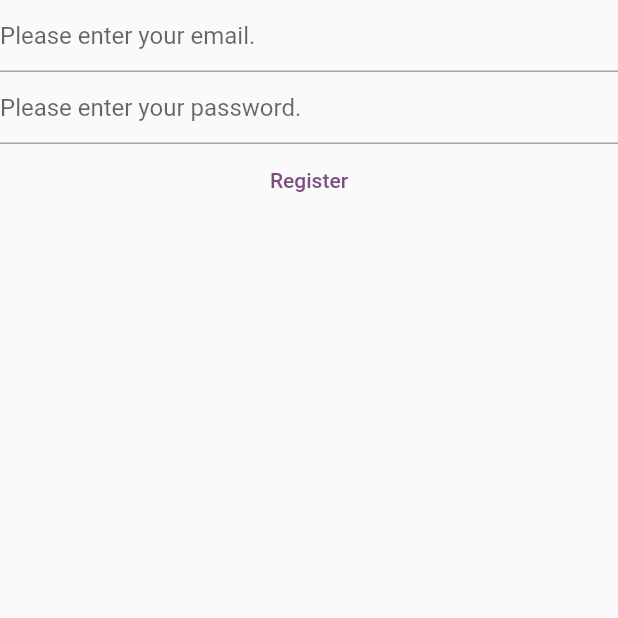
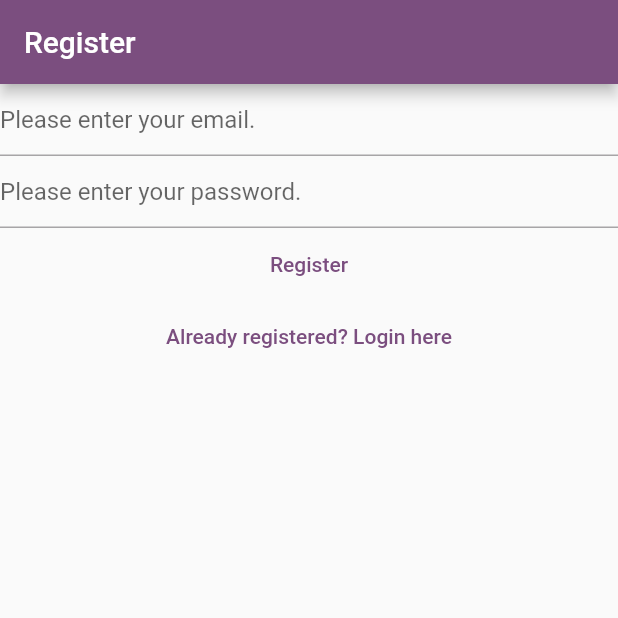
Before and after one commit to CollinsTatang/flutter-demo, a Flutter app: the RegisterView screen opened directly, on a phone screen of 412 x 824 dp, the top half of it. Run offline on Flutter 3.47's test engine with Material 2 defaults, Android fonts, the phone set to English and light mode, and no system bars; our stand-ins replace firebase_auth; accounts and stored records are empty.

Commit message:
Add view routes.

```diff
--- a/lib/views/register_view.dart
+++ b/lib/views/register_view.dart
@@ -28,7 +28,10 @@ class _RegisterViewState extends State<RegisterView> {
 
   @override
   Widget build(BuildContext context) {
-    return Column(
+    return Scaffold(
+        appBar: AppBar(title: const Text('Register'),
+    ),
+    body:Column(
         children: [
           TextField(
             controller: _email,
@@ -55,7 +58,14 @@ class _RegisterViewState extends State<RegisterView> {
               );
             }, child: const Text('Register'),
           ),
+          TextButton(
+            onPressed: () {
+              Navigator.of(context).pushNamedAndRemoveUntil('/login/', (route) => false);
+            }
+            , child: const Text('Already registered? Login here'),
+          ),
         ],
+    ),
     );
   }
 }
```
Also changed, not shown: lib/main.dart (+7 -8 lines), lib/views/login_view.dart (+12 -13 lines), lib/views/verify-email_view.dart (+6 -2 lines).
